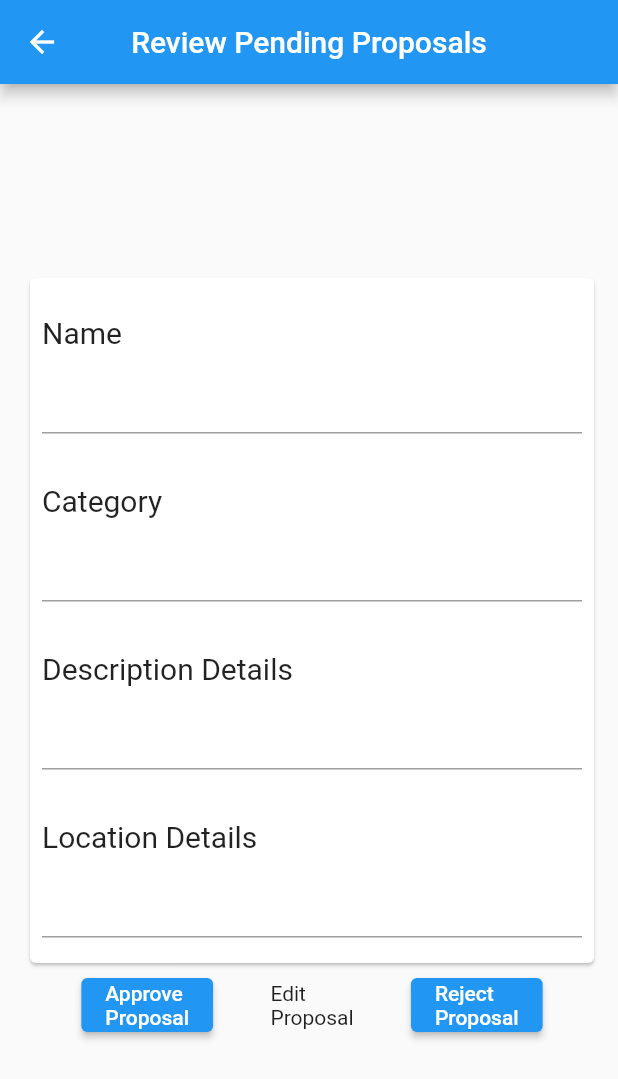
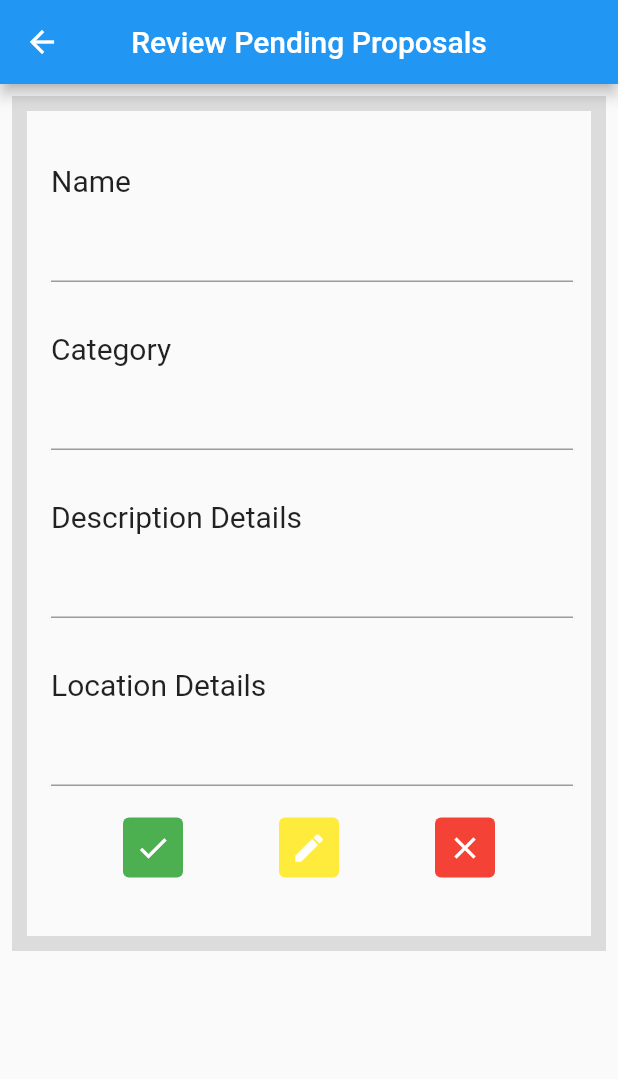
Before and after one commit to YousifT/Nomad_Application, a Flutter app: the EditingPage screen opened directly with empty values, after a tap on "submit", after a tap on "Proposals", on a phone screen of 412 x 824 dp. Shown: the top 1079 px of the screen. Run offline on Flutter 3.47's test engine with Material 2 defaults, Android fonts, the phone set to English and light mode, and no system bars; our stand-ins replace carousel_slider, cloud_firestore, firebase_auth, firebase_core, flutter_rating_bar, flutter_svg and 4 more; missing offline and left inert: comment_box, dart:ffi; accounts and stored records are empty; statements that could not run were skipped.

Commit message:
proposal page

```diff
--- a/nomad/lib/Pages/Admin_Pages/FormEdit_Page.dart
+++ b/nomad/lib/Pages/Admin_Pages/FormEdit_Page.dart
@@ -5,7 +5,7 @@ import 'package:nomad/Pages/Admin_Pages/Admin_Page.dart';
 import 'package:nomad/Pages/Admin_Pages/Proposals_page.dart';
 import 'package:flutter/material.dart';
 
-var type_choices = ["Event", "Resturant", "Cafe"];
+var type_choices = ["Event", "Restaurant", "Cafe"];
 
 class EditingPage extends StatefulWidget {
   final Proposal proposal;
--- a/nomad/lib/Pages/Admin_Pages/Proposals_page.dart
+++ b/nomad/lib/Pages/Admin_Pages/Proposals_page.dart
@@ -38,7 +38,8 @@ class _ProposalPageState extends State<ProposalPage> {
         result[i]['description'],
         result[i]['location'],
         result[i]['ID'],
-          result[i]['user']);
+        result[i]['user'],
+      );
       tempList.add(p);
     }
 
@@ -56,16 +57,19 @@ class _ProposalPageState extends State<ProposalPage> {
       ),
       body: Container(
         child: Padding(
-            padding: const EdgeInsets.fromLTRB(8, 80, 8, 0),
+          padding: const EdgeInsets.fromLTRB(8, 8, 8, 0),
           child: SingleChildScrollView(
             physics: const ClampingScrollPhysics(),
-              child: Column(children: [
+            child: Column(
+              children: [
                 for (var proposal in list_of_Proposals)
-                  AdminPropsals(proposal, context, removeProposalFromList)
-              ]),
+                  AdminPropsals(proposal, context, removeProposalFromList),
+              ],
             ),
           ),
-        ));
+        ),
+      ),
+    );
   }
 
   void removeProposalFromList(Proposal proposal) {
@@ -74,24 +78,17 @@ class _ProposalPageState extends State<ProposalPage> {
     });
   }
 }
+Widget AdminPropsals(Proposal proposal, BuildContext context, Function(Proposal) removeCallback) {
+  return Container(
+    decoration: BoxDecoration(border: Border.all(width:10,color: Colors.black12)),
+    child: SizedBox(
 
-Widget AdminPropsals(Proposal proposal, BuildContext context,
-    Function(Proposal) removeCallback) {
-  return Container(
-      padding: const EdgeInsets.fromLTRB(8, 10, 4, 3),
+      height: 550,
+      width: double.maxFinite,
       child: Column(
         children: [
-          SizedBox(
-              height: 500,
-              width: double.maxFinite,
-              child: Column(children: [
-                Text(
-                  proposal.name,
-                  style: TextStyle(fontSize: 30, fontWeight: FontWeight.bold),
-                ),
-                Expanded(
-                  child: Card(
-                    //color: Colors.blue,
+          Container(
+            padding: const EdgeInsets.fromLTRB(8, 10, 4, 3),
             child: Column(
               children: [
                 SizedBox(
@@ -111,11 +108,9 @@ Widget AdminPropsals(Proposal proposal, BuildContext context,
                   child: TextFormField(
                     readOnly: true,
                     initialValue: proposal.name,
-                              style: TextStyle(fontSize: 20)),
+                    style: TextStyle(fontSize: 20),
                   ),
-
-                        // End of Name details
-
+                ),
                 SizedBox(
                   height: 25,
                   width: double.maxFinite,
@@ -133,11 +128,9 @@ Widget AdminPropsals(Proposal proposal, BuildContext context,
                   child: TextFormField(
                     readOnly: true,
                     initialValue: proposal.category,
-                              style: TextStyle(fontSize: 20)),
+                    style: TextStyle(fontSize: 20),
                   ),
-
-                        // End of Category
-
+                ),
                 SizedBox(
                   height: 25,
                   width: double.maxFinite,
@@ -146,8 +139,7 @@ Widget AdminPropsals(Proposal proposal, BuildContext context,
                   padding: const EdgeInsets.fromLTRB(8.0, 0, 0, 0),
                   child: Row(
                     children: [
-                              Text("Description Details",
-                                  style: TextStyle(fontSize: 20)),
+                      Text("Description Details", style: TextStyle(fontSize: 20)),
                     ],
                   ),
                 ),
@@ -156,11 +148,9 @@ Widget AdminPropsals(Proposal proposal, BuildContext context,
                   child: TextFormField(
                     readOnly: true,
                     initialValue: proposal.description,
-                              style: TextStyle(fontSize: 20)),
+                    style: TextStyle(fontSize: 20),
                   ),
-
-                        // End of details
-
+                ),
                 SizedBox(
                   height: 25,
                   width: double.maxFinite,
@@ -169,8 +159,7 @@ Widget AdminPropsals(Proposal proposal, BuildContext context,
                   padding: const EdgeInsets.fromLTRB(8.0, 0, 0, 0),
                   child: Row(
                     children: [
-                              Text("Location Details",
-                                  style: TextStyle(fontSize: 20)),
+                      Text("Location Details", style: TextStyle(fontSize: 20)),
                     ],
                   ),
                 ),
@@ -179,36 +168,72 @@ Widget AdminPropsals(Proposal proposal, BuildContext context,
                   child: TextFormField(
                     readOnly: true,
                     initialValue: proposal.location,
-                              style: TextStyle(fontSize: 20)),
-                        )
-
-                        // End of location details
+                    style: TextStyle(fontSize: 20),
+                  ),
+                ),
               ],
             ),
           ),
-                ),
-              ])),
-          Row(mainAxisAlignment: MainAxisAlignment.spaceEvenly, children: [
-            ElevatedButton(
-                onPressed: () {
+          // Adjust the height as needed
+          SizedBox(
+    height: 60, // Adjust the height as needed
+    child: ButtonBar(
+      alignment: MainAxisAlignment.spaceEvenly,
+      children: [
+        InkWell(
+          onTap: () {
             ProposalApprove(proposal, context);
             removeCallback(proposal);
           },
-                child: Text("Approve\nProposal")),
+          borderRadius: BorderRadius.circular(4),
+          child: Container(
+            decoration: BoxDecoration(
+              color: Colors.green,
+              borderRadius: BorderRadius.circular(4),
+            ),
+            padding: EdgeInsets.all(8),
+            child: Icon(Icons.check, color: Colors.white),
+          ),
+        ),
         InkWell(
-              onTap: () => {EditProposal(proposal, context)},
-              child: Text("Edit\nProposal"),
+          onTap: () {
+            EditProposal(proposal, context);
+          },
+          borderRadius: BorderRadius.circular(4),
+          child: Container(
+            decoration: BoxDecoration(
+              color: Colors.yellow,
+              borderRadius: BorderRadius.circular(4),
             ),
-            ElevatedButton(
-                onPressed: () {
+            padding: EdgeInsets.all(8),
+            child: Icon(Icons.edit, color: Colors.white),
+          ),
+        ),
+        InkWell(
+          onTap: () {
             ClearProposal(proposal, context);
             removeCallback(proposal);
           },
-                child: Text("Reject\nProposal")),
-          ])
+          borderRadius: BorderRadius.circular(4),
+          child: Container(
+            decoration: BoxDecoration(
+              color: Colors.red,
+              borderRadius: BorderRadius.circular(4),
+            ),
+            padding: EdgeInsets.all(8),
+            child: Icon(Icons.close, color: Colors.white),
+          ),
+        ),
       ],
-      ));
+    ),
+  ),
+
+        ],
+      ),
+    ),
+  );
 }
+
 
 Future<void> ProposalApprove(Proposal spot, BuildContext context) async {
   CollectionReference database = FirebaseFirestore.instance.collection('spots');
@@ -256,8 +281,14 @@ class Proposal {
   late String location;
   late String id;
   late String user;
-  Proposal(String _name, String _category, String _description,
-      String _location, String _id, String _user) {
+  Proposal(
+    String _name,
+    String _category,
+    String _description,
+    String _location,
+    String _id,
+    String _user,
+  ) {
     name = _name;
     category = _category;
     description = _description;
--- a/nomad/lib/Pages/User_Pages/SettingsMenu.dart
+++ b/nomad/lib/Pages/User_Pages/SettingsMenu.dart
@@ -119,8 +119,8 @@ Widget buildButton(
   VoidCallback onPressed,
 ) {
   return SizedBox(
-    width: 250,
-    height: 50,
+    width: 300,
+    height: 70,
     child: ElevatedButton(
       onPressed: onPressed,
       style: ElevatedButton.styleFrom(
@@ -145,7 +145,7 @@ Widget buildButton(
           ),
           Container(
             width: 40,
-            height: 50, // Set the height to match the button
+            height: 70, // Set the height to match the button
             decoration: BoxDecoration(
               color: Color.fromARGB(255, 51, 97, 119),
               borderRadius: BorderRadius.only(
```
Lines whose indentation alone changed are shown as unchanged.
